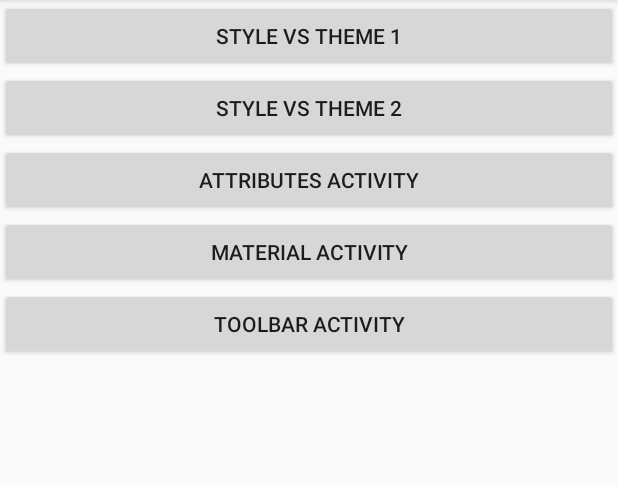
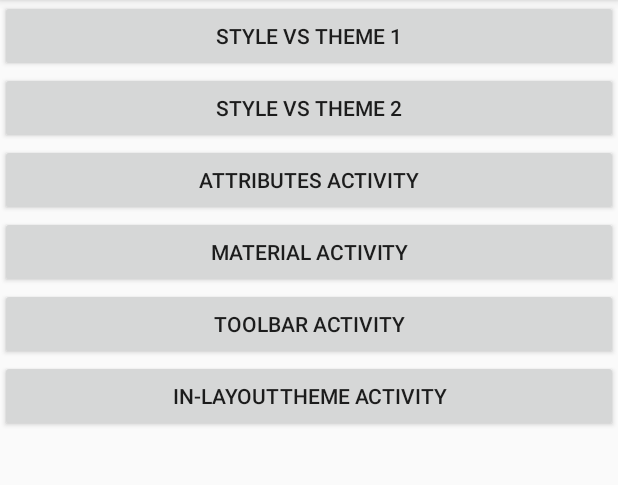
Before and after one commit to MoshDev/ThemesAndStyles, an Android app: the screen it shows after launch (IntroActivity), on a phone screen of 412 x 824 dp, the part 84-569 px from its top. Run offline under Robolectric (Android 15) with nearby library versions, the phone set to English and light mode, and no system bars.

Commit message:
add In-LayoutThemeActivity

```diff
--- a/app/src/main/AndroidManifest.xml
+++ b/app/src/main/AndroidManifest.xml
@@ -38,6 +38,10 @@
       android:name=".appcompat.ToolbarActivity"
       android:theme="@style/ToolbarActivity">
     </activity>
+    <activity
+      android:name=".theme.InLayoutThemeActivity"
+      android:theme="@style/ToolbarActivity">
+    </activity>
   </application>
 
 </manifest>
--- a/app/src/main/java/com/github/moshdev/themessample/IntroActivity.java
+++ b/app/src/main/java/com/github/moshdev/themessample/IntroActivity.java
@@ -11,6 +11,7 @@ import com.github.moshdev.themessample.appcompat.ToolbarActivity;
 import com.github.moshdev.themessample.attributes.AttributesActivity;
 import com.github.moshdev.themessample.style_vs_theme.StyleVsTheme1Activity;
 import com.github.moshdev.themessample.style_vs_theme.StyleVsTheme2Activity;
+import com.github.moshdev.themessample.theme.InLayoutThemeActivity;
 
 public class IntroActivity extends AppCompatActivity {
 
@@ -42,4 +43,8 @@ public class IntroActivity extends AppCompatActivity {
   public void toolbarActivity(View view) {
     startActivity(new Intent(this, ToolbarActivity.class));
   }
+
+  public void inLayoutThemeActivity(View view) {
+    startActivity(new Intent(this, InLayoutThemeActivity.class));
+  }
 }
--- a/app/src/main/res/layout/content_intro.xml
+++ b/app/src/main/res/layout/content_intro.xml
@@ -43,4 +43,10 @@
     android:onClick="toolbarActivity"
     android:text="Toolbar Activity"/>
 
+  <Button
+    android:layout_width="match_parent"
+    android:layout_height="wrap_content"
+    android:onClick="inLayoutThemeActivity"
+    android:text="In-LayoutTheme Activity"/>
+
 </LinearLayout>
--- a/app/src/main/res/values/styles2.xml
+++ b/app/src/main/res/values/styles2.xml
@@ -2,8 +2,8 @@
 <resources>
 
   <style name="ToolbarActivity" parent="AppTheme.NoActionBar">
-    <item name="android:toolbarStyle">@style/ToolbarActivity.ToolbarStyle</item>
-    <item name="android:buttonStyle">@style/ToolbarActivity.ButtonStyle</item>
+    <item name="toolbarStyle">@style/ToolbarActivity.ToolbarStyle</item>
+    <item name="buttonStyle">@style/ToolbarActivity.ButtonStyle</item>
     <item name="android:textViewStyle">@style/ToolbarActivity.TextViewStyle</item>
   </style>
 
```
Also changed, not shown: app/src/main/java/com/github/moshdev/themessample/theme/InLayoutThemeActivity.java (added, +19 -0 lines), app/src/main/res/layout/activity_in_layout_theme.xml (added, +31 -0 lines).
